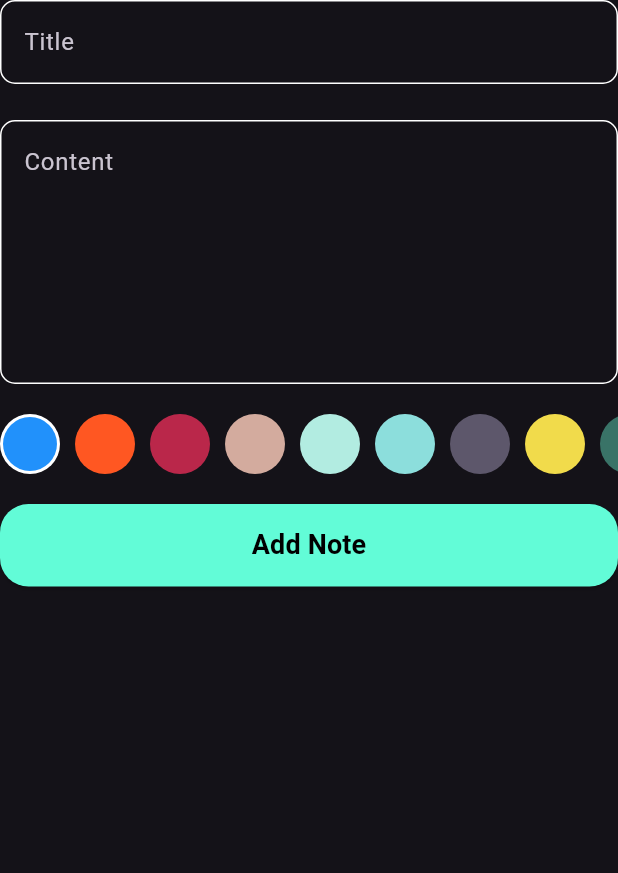
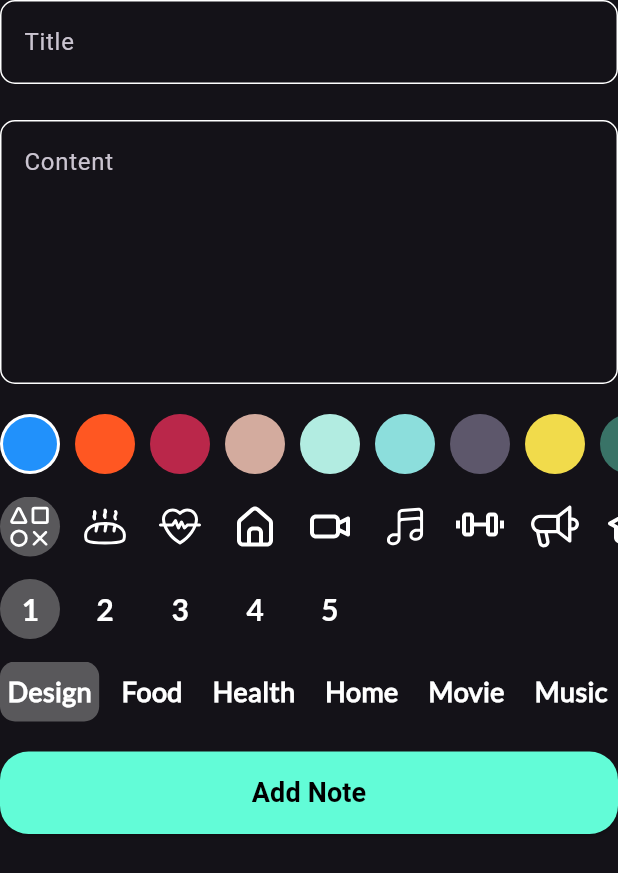
Before and after one commit to OmarAmeer96/ToDo-App, a Flutter app: the AddNoteForm widget shown alone on an empty page, opened directly, on a phone screen of 412 x 824 dp. Shown: the top 873 px of the screen. Run offline on Flutter 3.47's test engine with Material 3 defaults, Android fonts, the phone set to English and light mode, and no system bars; our stand-ins replace animated_splash_screen, flutter_bloc, flutter_svg, font_awesome_flutter, hive, hive_flutter and 2 more; accounts and stored records are empty; Roboto replaces fonts that are missing (Poppins-Medium).

Commit message:
Refactor NoteModel fields, add new properties, and update related code.

```diff
--- a/lib/constants.dart
+++ b/lib/constants.dart
@@ -23,7 +23,7 @@ List<Color> kColors = const [
   Color(0xff9ED8DB),
 ];
 
-List<String> kCategories = const [
+List<String> kCategoryIcons = const [
   "assets/svg/design.svg",
   "assets/svg/food.svg",
   "assets/svg/health.svg",
@@ -36,6 +36,19 @@ List<String> kCategories = const [
   "assets/svg/work.svg",
 ];
 
+List<String> kCategoryTexts = const [
+  "Design",
+  "Food",
+  "Health",
+  "Home",
+  "Movie",
+  "Music",
+  "Sport",
+  "Social",
+  "University",
+  "Work",
+];
+
 List<int> kPriorities = const [
   1,
   2,
--- a/lib/features/note/data/models/note_model.dart
+++ b/lib/features/note/data/models/note_model.dart
@@ -10,7 +10,6 @@ class NoteModel extends HiveObject {
   String subTitle;
   @HiveField(2)
   final String date;
-
   @HiveField(3)
   String category;
   @HiveField(4)
--- a/lib/features/note/presentation/manager/add_note_cubit/add_note_cubit.dart
+++ b/lib/features/note/presentation/manager/add_note_cubit/add_note_cubit.dart
@@ -12,9 +12,15 @@ class AddNoteCubit extends Cubit<AddNoteState> {
   bool isLoading = false;
   bool get isCurrentlyLoading => isLoading;
   Color color = const Color(0xff2191FB);
+  String categoryIcon = "assets/svg/design.svg";
+  int priority = 1;
+  String category = "Design";
   // Method to add notes in the HIVE database
   addNote(NoteModel note) async {
     note.color = color.value;
+    note.categoryIcon = categoryIcon;
+    note.priority = priority;
+    note.category = category;
     isLoading = true;
     emit(AddNoteLoading());
     try {
--- a/lib/features/note/presentation/views/widgets/add_note_form.dart
+++ b/lib/features/note/presentation/views/widgets/add_note_form.dart
@@ -2,6 +2,9 @@ import 'package:flutter/material.dart';
 import 'package:flutter_bloc/flutter_bloc.dart';
 import 'package:todo_app/features/note/presentation/manager/add_note_cubit/add_note_cubit.dart';
 import 'package:todo_app/features/note/data/models/note_model.dart';
+import 'package:todo_app/features/note/presentation/views/widgets/categories_list_view.dart';
+import 'package:todo_app/features/note/presentation/views/widgets/category_text_list_view.dart';
+import 'package:todo_app/features/note/presentation/views/widgets/priorities_list_view.dart';
 import 'colors_list_view.dart';
 import 'custom_main_button.dart';
 import 'custom_text_field.dart';
@@ -47,8 +50,19 @@ class _AddNoteFormState extends State<AddNoteForm> {
           const SizedBox(
             height: 20,
           ),
-
           const ColorsListView(),
+          const SizedBox(
+            height: 15,
+          ),
+          const CategoriesListView(),
+          const SizedBox(
+            height: 15,
+          ),
+          const PrioritiesListView(),
+          const SizedBox(
+            height: 15,
+          ),
+          const CategoryTextListView(),
           const SizedBox(
             height: 20,
           ),
@@ -58,13 +72,12 @@ class _AddNoteFormState extends State<AddNoteForm> {
               if (formKey.currentState!.validate()) {
                 formKey.currentState!.save();
                 var noteModel = NoteModel(
-                  category: 'Category',
-                  categoryIcon: 'assets/svg/work.svg',
-                  priority: 0,
+                  category: 'Design',
+                  categoryIcon: 'assets/svg/design.svg',
+                  priority: 1,
                   title: title!,
                   subTitle: subTitle!,
-                  // date:  DateTime.now().toString(),
-                  date: DateFormat('MM/dd HH:mm').format(DateTime.now()),
+                  date: DateFormat('MM/dd hh:mm a').format(DateTime.now()),
                   color: Colors.deepOrange.value,
                 );
                 BlocProvider.of<AddNoteCubit>(context).addNote(noteModel);
--- /dev/null
+++ b/lib/features/note/presentation/views/widgets/categories_list_view.dart
@@ -0,0 +1,47 @@
+import 'package:flutter/material.dart';
+import 'package:flutter_bloc/flutter_bloc.dart';
+import 'package:todo_app/features/note/presentation/manager/add_note_cubit/add_note_cubit.dart';
+import 'package:todo_app/features/note/presentation/views/widgets/category_list_view_item.dart';
+
+import '../../../../../constants.dart';
+
+class CategoriesListView extends StatefulWidget {
+  const CategoriesListView({super.key});
+
+  @override
+  State<CategoriesListView> createState() => _CategoriesListViewState();
+}
+
+class _CategoriesListViewState extends State<CategoriesListView> {
+  int currentIndex = 0;
+
+  @override
+  Widget build(BuildContext context) {
+    return SizedBox(
+      height: 20 * 2,
+      child: ListView.builder(
+        physics: const BouncingScrollPhysics(),
+        itemCount: kCategoryIcons.length,
+        scrollDirection: Axis.horizontal,
+        itemBuilder: (context, index) {
+          return Padding(
+            padding: const EdgeInsets.only(right: 10),
+            child: GestureDetector(
+              onTap: () {
+                setState(() {
+                  BlocProvider.of<AddNoteCubit>(context).categoryIcon =
+                      kCategoryIcons[index];
+                  currentIndex = index;
+                });
+              },
+              child: CategoryListViewIem(
+                isActive: currentIndex == index,
+                categoryIcon: kCategoryIcons[index],
+              ),
+            ),
+          );
+        },
+      ),
+    );
+  }
+}
--- a/lib/features/note/presentation/views/widgets/category_item.dart
+++ b/lib/features/note/presentation/views/widgets/category_item.dart
@@ -1,6 +1,5 @@
 import 'package:flutter/material.dart';
 import 'package:flutter_svg/flutter_svg.dart';
-import 'package:todo_app/constants.dart';
 import 'package:todo_app/features/note/data/models/note_model.dart';
 
 class CategoryItem extends StatelessWidget {
@@ -22,6 +21,7 @@ class CategoryItem extends StatelessWidget {
         children: [
           SvgPicture.asset(
             note.categoryIcon,
+            // ignore: deprecated_member_use
             color: Colors.black,
             width: 18,
           ),
--- /dev/null
+++ b/lib/features/note/presentation/views/widgets/category_list_view_item.dart
@@ -0,0 +1,56 @@
+import 'package:flutter/material.dart';
+import 'package:flutter_svg/flutter_svg.dart';
+
+class CategoryListViewIem extends StatelessWidget {
+  const CategoryListViewIem({
+    super.key,
+    required this.isActive,
+    required this.categoryIcon,
+  });
+
+  final bool isActive;
+  final String categoryIcon;
+
+  @override
+  Widget build(BuildContext context) {
+    return isActive
+        ? CircleAvatar(
+            radius: 20,
+            backgroundColor: Colors.grey.withOpacity(0.5),
+            child: Center(
+              child: SvgPicture.asset(
+                categoryIcon,
+                // ignore: deprecated_member_use
+                color: Colors.white,
+                height: 35,
+                width: 35,
+              ),
+            ),
+          )
+        : CircleAvatar(
+            radius: 20,
+            backgroundColor: Colors.transparent,
+            child: Center(
+              child: SvgPicture.asset(
+                categoryIcon,
+                // ignore: deprecated_member_use
+                color: Colors.white,
+              ),
+            ),
+          );
+
+    // return isActive
+    //     ? CircleAvatar(
+    //         radius: 20,
+    //         backgroundColor: Colors.white,
+    //         child: CircleAvatar(
+    //           radius: 18,
+    //           backgroundColor: categoryIcon,
+    //         ),
+    //       )
+    //     : CircleAvatar(
+    //         radius: 20,
+    //         backgroundColor: categoryIcon,
+    //       );
+  }
+}
--- /dev/null
+++ b/lib/features/note/presentation/views/widgets/category_text_list_view.dart
@@ -0,0 +1,46 @@
+import 'package:flutter/material.dart';
+import 'package:flutter_bloc/flutter_bloc.dart';
+import 'package:todo_app/features/note/presentation/manager/add_note_cubit/add_note_cubit.dart';
+import 'package:todo_app/features/note/presentation/views/widgets/category_text_list_view_item.dart';
+import '../../../../../constants.dart';
+
+class CategoryTextListView extends StatefulWidget {
+  const CategoryTextListView({super.key});
+
+  @override
+  State<CategoryTextListView> createState() => _CategoryTextListViewState();
+}
+
+class _CategoryTextListViewState extends State<CategoryTextListView> {
+  int currentIndex = 0;
+
+  @override
+  Widget build(BuildContext context) {
+    return SizedBox(
+      height: 20 * 2,
+      child: ListView.builder(
+        physics: const BouncingScrollPhysics(),
+        itemCount: kCategoryTexts.length,
+        scrollDirection: Axis.horizontal,
+        itemBuilder: (context, index) {
+          return Padding(
+            padding: const EdgeInsets.only(right: 10),
+            child: GestureDetector(
+              onTap: () {
+                setState(() {
+                  BlocProvider.of<AddNoteCubit>(context).category =
+                      kCategoryTexts[index];
+                  currentIndex = index;
+                });
+              },
+              child: CategoryTextListViewIem(
+                isActive: currentIndex == index,
+                categoryText: kCategoryTexts[index],
+              ),
+            ),
+          );
+        },
+      ),
+    );
+  }
+}
--- /dev/null
+++ b/lib/features/note/presentation/views/widgets/category_text_list_view_item.dart
@@ -0,0 +1,54 @@
+import 'package:flutter/material.dart';
+
+class CategoryTextListViewIem extends StatelessWidget {
+  const CategoryTextListViewIem({
+    super.key,
+    required this.isActive,
+    required this.categoryText,
+  });
+
+  final bool isActive;
+  final String categoryText;
+
+  @override
+  Widget build(BuildContext context) {
+    return isActive
+        ? AnimatedContainer(
+            padding: const EdgeInsets.symmetric(horizontal: 5),
+            decoration: BoxDecoration(
+              borderRadius: BorderRadius.circular(10),
+              color: Colors.grey.withOpacity(0.5),
+            ),
+            duration: const Duration(milliseconds: 200),
+            child: Center(
+              child: Text(
+                categoryText,
+                style: const TextStyle(
+                    color: Colors.white,
+                    fontSize: 18,
+                    fontWeight: FontWeight.bold,
+                    fontFamily: 'Lato-Regular'),
+              ),
+            ),
+          )
+        : AnimatedContainer(
+            padding: const EdgeInsets.symmetric(horizontal: 5),
+            decoration: BoxDecoration(
+              borderRadius: BorderRadius.circular(10),
+              color: Colors.transparent,
+            ),
+            duration: const Duration(milliseconds: 200),
+            child: Center(
+              child: Text(
+                categoryText,
+                style: const TextStyle(
+                  color: Colors.white,
+                  fontSize: 18,
+                  fontWeight: FontWeight.bold,
+                  fontFamily: 'Lato-Regular',
+                ),
+              ),
+            ),
+          );
+  }
+}
--- a/lib/features/note/presentation/views/widgets/note_item.dart
+++ b/lib/features/note/presentation/views/widgets/note_item.dart
@@ -1,9 +1,6 @@
-import 'package:flutter/cupertino.dart';
 import 'package:flutter/material.dart';
-import 'package:flutter/widgets.dart';
 import 'package:flutter_bloc/flutter_bloc.dart';
 import 'package:font_awesome_flutter/font_awesome_flutter.dart';
-import 'package:todo_app/core/functions/show_error_snack_bar.dart';
 import 'package:todo_app/features/note/presentation/manager/notes_cubit/notes_cubit.dart';
 import 'package:todo_app/features/note/presentation/views/edit_note_view.dart';
 import 'package:todo_app/features/note/presentation/views/widgets/category_item.dart';
--- a/lib/features/note/presentation/views/widgets/notes_view_body.dart
+++ b/lib/features/note/presentation/views/widgets/notes_view_body.dart
@@ -1,6 +1,5 @@
 import 'package:flutter/material.dart';
 import 'package:flutter_bloc/flutter_bloc.dart';
-import 'package:font_awesome_flutter/font_awesome_flutter.dart';
 import 'package:todo_app/features/note/presentation/views/widgets/notes_list_view.dart';
 import '../../manager/notes_cubit/notes_cubit.dart';
 import 'custom_app_bar.dart';
@@ -28,7 +27,7 @@ class _NotesViewBodyState extends State<NotesViewBody> {
           CustomAppBar(
             onPressed: () {},
             icon: Icons.filter_list,
-            title: "Notes",
+            title: "Your To Do List",
           ),
           const Expanded(
             child: NotesListView(),
--- /dev/null
+++ b/lib/features/note/presentation/views/widgets/priorities_list_view.dart
@@ -0,0 +1,52 @@
+import 'package:flutter/material.dart';
+import 'package:flutter_bloc/flutter_bloc.dart';
+import 'package:todo_app/features/note/presentation/manager/add_note_cubit/add_note_cubit.dart';
+import 'package:todo_app/features/note/presentation/views/widgets/priority_list_view_item.dart';
+
+import '../../../../../constants.dart';
+
+class PrioritiesListView extends StatefulWidget {
+  const PrioritiesListView({super.key});
+
+  @override
+  State<PrioritiesListView> createState() => _PrioritiesListViewState();
+}
+
+class _PrioritiesListViewState extends State<PrioritiesListView> {
+  int currentIndex = 0;
+
+  @override
+  Widget build(BuildContext context) {
+    return SizedBox(
+      height: 20 * 2,
+      child: ListView.builder(
+        physics: const BouncingScrollPhysics(),
+        itemCount: kPriorities.length,
+        scrollDirection: Axis.horizontal,
+        itemBuilder: (context, index) {
+          return Padding(
+            padding: const EdgeInsets.only(right: 10),
+            child: GestureDetector(
+              onTap: () {
+                setState(() {
+                  BlocProvider.of<AddNoteCubit>(context).priority =
+                      kPriorities[index];
+                  currentIndex = index;
+                });
+              },
+              child: Row(
+                crossAxisAlignment: CrossAxisAlignment.center,
+                children: [
+                  PriorityListViewItem(
+                    isActive: currentIndex == index,
+                    priority: kPriorities[index],
+                  ),
+                ],
+              ),
+            ),
+          );
+        },
+      ),
+    );
+  }
+}
--- a/lib/features/note/presentation/views/widgets/priority_item.dart
+++ b/lib/features/note/presentation/views/widgets/priority_item.dart
@@ -22,6 +22,7 @@ class PriorityItem extends StatelessWidget {
         children: [
           SvgPicture.asset(
             'assets/svg/flag.svg',
+            // ignore: deprecated_member_use
             color: Colors.black,
             width: 18,
           ),
--- /dev/null
+++ b/lib/features/note/presentation/views/widgets/priority_list_view_item.dart
@@ -0,0 +1,45 @@
+import 'package:flutter/material.dart';
+
+class PriorityListViewItem extends StatelessWidget {
+  const PriorityListViewItem({
+    super.key,
+    required this.isActive,
+    required this.priority,
+  });
+
+  final bool isActive;
+  final int priority;
+
+  @override
+  Widget build(BuildContext context) {
+    return isActive
+        ? CircleAvatar(
+            radius: 20,
+            backgroundColor: Colors.grey.withOpacity(0.5),
+            child: Center(
+              child: Text(
+                priority.toString(),
+                style: const TextStyle(
+                    color: Colors.white,
+                    fontSize: 20,
+                    fontWeight: FontWeight.bold,
+                    fontFamily: 'Lato-Bold'),
+              ),
+            ),
+          )
+        : CircleAvatar(
+            radius: 20,
+            backgroundColor: Colors.transparent,
+            child: Center(
+              child: Text(
+                priority.toString(),
+                style: const TextStyle(
+                    color: Colors.white,
+                    fontSize: 20,
+                    fontWeight: FontWeight.bold,
+                    fontFamily: 'Lato-Bold'),
+              ),
+            ),
+          );
+  }
+}
```
